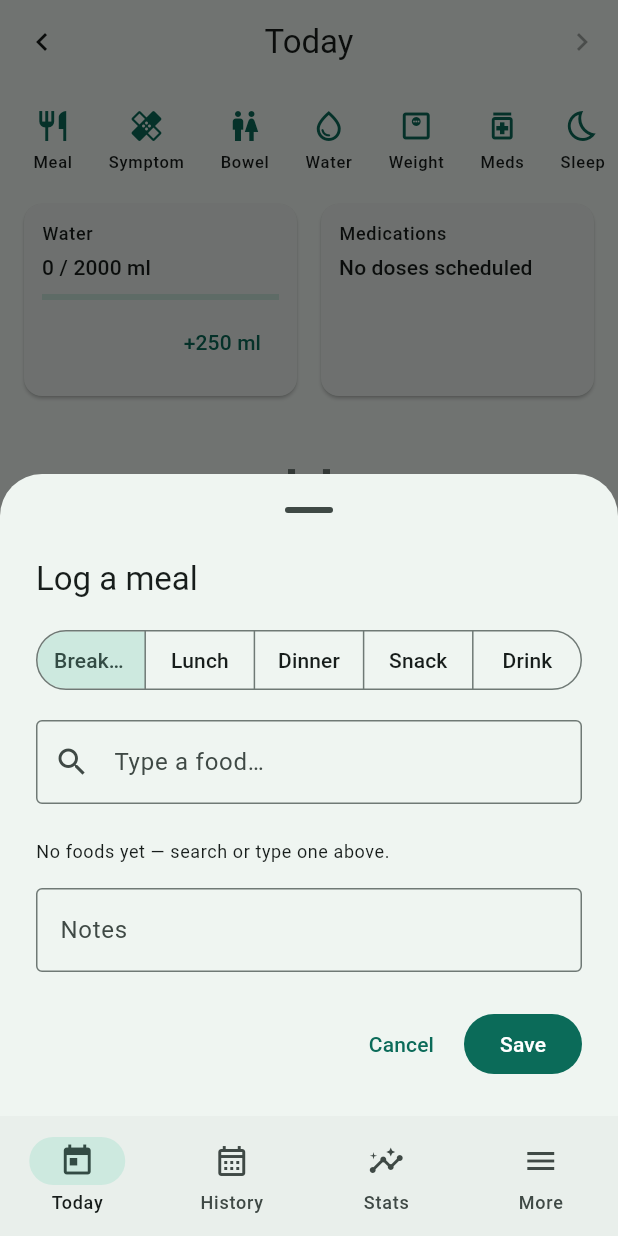
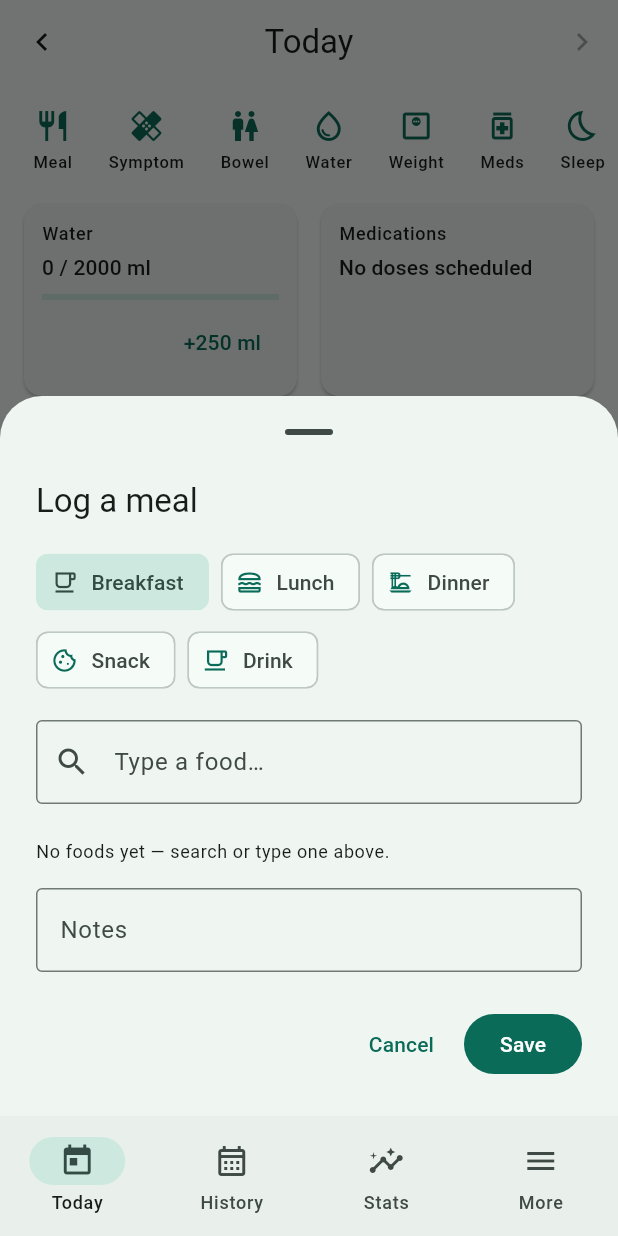
Before and after one commit to Innuendo97/gut-journey, a Flutter app: the TodayScreen screen opened by its route, after a tap on "Meal", on a phone screen of 412 x 824 dp. Run offline on Flutter 3.47's test engine with Material 3 defaults, Android fonts, the phone set to English and light mode, and no system bars; our stand-ins replace drift, drift_flutter, file_picker, fl_chart, flutter_riverpod, freezed_annotation and 4 more; accounts and stored records are empty; generated files the repository leaves out were written again.

Commit message:
feat(meals): replace meal-type selector with wrapping icon chips
Five segments could not fit the longer Italian labels (Colazione,
Spuntino, Bevanda) and ellipsized them. ChoiceChips carry the full label
plus the per-type icon the timeline already uses (now shared via
mealTypeIcon) and wrap to a second row on narrow screens. The remaining
three-segment buttons (symptom intensity, activity effort) gain an
ellipsis guard. testApp learns a localeTag param so tests can start in
Italian without driving the language picker.

```diff
--- a/lib/features/activity/presentation/activity_quick_add_sheet.dart
+++ b/lib/features/activity/presentation/activity_quick_add_sheet.dart
@@ -154,7 +154,10 @@ class _ActivityQuickAddSheetState extends ConsumerState<ActivityQuickAddSheet> {
             for (final effort in Effort.values)
               ButtonSegment(
                 value: effort,
-                label: Text(l10n.effortName(effort)),
+                label: Text(
+                  l10n.effortName(effort),
+                  overflow: TextOverflow.ellipsis,
+                ),
               ),
           ],
           selected: {_effort},
--- a/lib/features/meals/presentation/meal_quick_add_sheet.dart
+++ b/lib/features/meals/presentation/meal_quick_add_sheet.dart
@@ -9,6 +9,7 @@ import 'package:gut_journey/features/meals/data/meal_repository.dart';
 import 'package:gut_journey/features/meals/domain/food_item.dart';
 import 'package:gut_journey/features/meals/domain/meal_entry.dart';
 import 'package:gut_journey/features/meals/domain/meal_type.dart';
+import 'package:gut_journey/features/meals/presentation/meal_type_icon.dart';
 import 'package:gut_journey/l10n/generated/app_localizations.dart';
 
 final foodSuggestionsProvider = FutureProvider.autoDispose
@@ -158,21 +159,23 @@ class _MealQuickAddSheetState extends ConsumerState<MealQuickAddSheet> {
         ),
       ],
       children: [
-        SegmentedButton<MealType>(
-          segments: [
+        // Chips instead of a SegmentedButton: five segments cannot fit the
+        // longer Italian labels on a phone, chips wrap to a second row.
+        Wrap(
+          spacing: 8,
+          runSpacing: 4,
+          children: [
             for (final type in MealType.values)
-              ButtonSegment(
-                value: type,
-                label: Text(
-                  l10n.mealTypeLabel(type),
-                  overflow: TextOverflow.ellipsis,
-                ),
+              ChoiceChip(
+                avatar: Icon(mealTypeIcon(type), size: 18),
+                label: Text(l10n.mealTypeLabel(type)),
+                selected: _type == type,
+                // The checkmark would overdraw the avatar; selection still
+                // reads through color and chip semantics.
+                showCheckmark: false,
+                onSelected: (_) => setState(() => _type = type),
               ),
           ],
-          selected: {_type},
-          showSelectedIcon: false,
-          onSelectionChanged: (selection) =>
-              setState(() => _type = selection.first),
         ),
         const SizedBox(height: 16),
         TextField(
--- /dev/null
+++ b/lib/features/meals/presentation/meal_type_icon.dart
@@ -0,0 +1,11 @@
+import 'package:flutter/material.dart';
+import 'package:gut_journey/features/meals/domain/meal_type.dart';
+
+/// One icon per meal type, shared by the timeline and the meal sheet.
+IconData mealTypeIcon(MealType type) => switch (type) {
+  MealType.breakfast => Icons.free_breakfast_outlined,
+  MealType.lunch => Icons.lunch_dining_outlined,
+  MealType.dinner => Icons.dinner_dining_outlined,
+  MealType.snack => Icons.cookie_outlined,
+  MealType.drink => Icons.local_cafe_outlined,
+};
```
Also changed, not shown: lib/features/diary/presentation/entry_timeline.dart (+2 -10 lines), lib/features/symptoms/presentation/symptom_quick_add_sheet.dart (+18 -3 lines), 2 other files.
